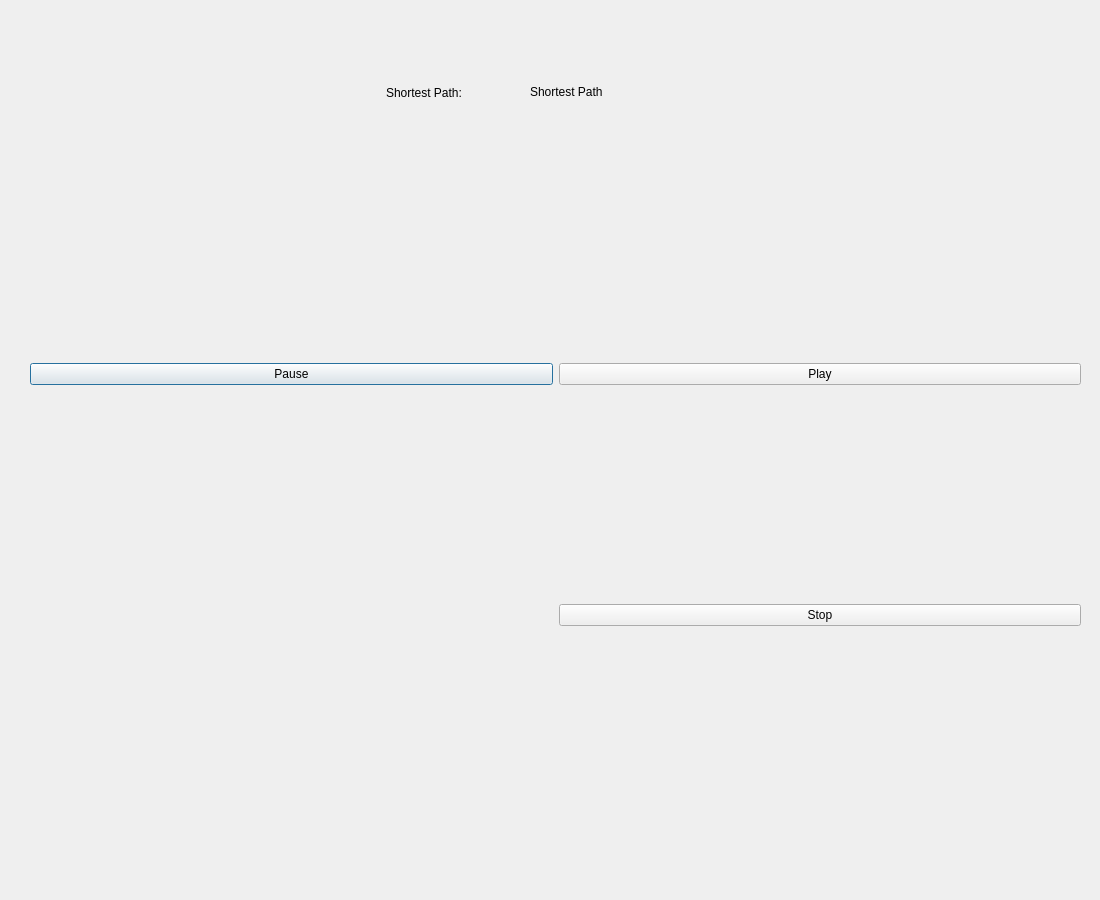
This is GUI/result.ui in Shotest-Path/Shortest-Path-Main-Repo as Qt 5 draws it before an edit. The edited form follows.
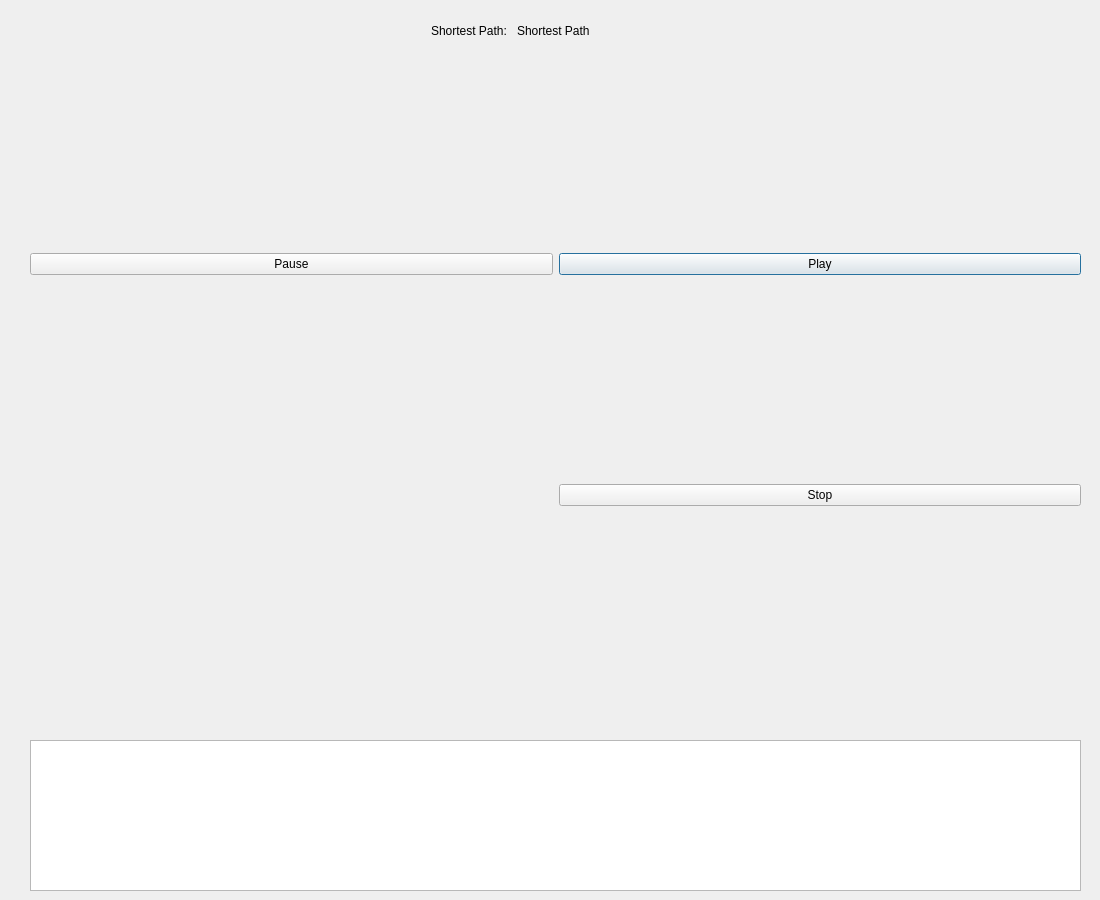
This is the edited form.

Patch:
```diff
--- a/GUI/result.ui
+++ b/GUI/result.ui
@@ -23,22 +23,12 @@
    <property name="geometry">
     <rect>
      <x>30</x>
-     <y>150</y>
+     <y>50</y>
      <width>1051</width>
      <height>691</height>
     </rect>
    </property>
    <layout class="QGridLayout" name="gridLayout_4">
-    <item row="1" column="0">
-     <widget class="QPushButton" name="pauseButton">
-      <property name="text">
-       <string>Pause</string>
-      </property>
-     </widget>
-    </item>
-    <item row="0" column="0" colspan="2">
-     <layout class="QVBoxLayout" name="verticalLayout"/>
-    </item>
     <item row="1" column="1">
      <widget class="QPushButton" name="playButton">
       <property name="text">
@@ -46,6 +36,16 @@
       </property>
      </widget>
     </item>
+    <item row="0" column="0" colspan="2">
+     <layout class="QVBoxLayout" name="verticalLayout"/>
+    </item>
+    <item row="1" column="0">
+     <widget class="QPushButton" name="pauseButton">
+      <property name="text">
+       <string>Pause</string>
+      </property>
+     </widget>
+    </item>
     <item row="3" column="1">
      <widget class="QPushButton" name="stopButton">
       <property name="text">
@@ -53,33 +53,67 @@
       </property>
      </widget>
     </item>
+    <item row="4" column="0" colspan="2">
+     <spacer name="horizontalSpacer">
+      <property name="orientation">
+       <enum>Qt::Orientation::Vertical</enum>
+      </property>
+      <property name="sizeType">
+       <enum>QSizePolicy::Policy::Fixed</enum>
+      </property>
+      <property name="sizeHint" stdset="0">
+       <size>
+        <width>10</width>
+        <height>30</height>
+       </size>
+      </property>
+     </spacer>
+    </item>
    </layout>
   </widget>
-  <widget class="QLabel" name="shortestPathResultLabel">
+  <widget class="QWidget" name="horizontalLayoutWidget">
    <property name="geometry">
     <rect>
-     <x>530</x>
-     <y>80</y>
-     <width>113</width>
-     <height>24</height>
+     <x>30</x>
+     <y>740</y>
+     <width>1051</width>
+     <height>151</height>
     </rect>
    </property>
-   <property name="text">
-    <string>Shortest Path</string>
-   </property>
-  </widget>
-  <widget class="QWidget" name="horizontalLayoutWidget_2">
+   <layout class="QHBoxLayout" name="horizontalLayout">
+    <item>
+     <widget class="QPlainTextEdit" name="pythonOutputConsole">
+      <property name="readOnly">
+       <bool>true</bool>
+      </property>
+     </widget>
+    </item>
+   </layout>
+  </widget>
+  <widget class="QWidget" name="horizontalLayoutWidget_3">
    <property name="geometry">
     <rect>
-     <x>386</x>
-     <y>80</y>
-     <width>137</width>
-     <height>26</height>
+     <x>210</x>
+     <y>10</y>
+     <width>601</width>
+     <height>41</height>
     </rect>
    </property>
+   <layout class="QHBoxLayout" name="horizontalLayout_2">
+    <item>
    <layout class="QHBoxLayout" name="horizontalLayout_4">
     <item>
-     <layout class="QHBoxLayout" name="horizontalLayout_5"/>
+       <spacer name="horizontalSpacer_3">
+        <property name="orientation">
+         <enum>Qt::Orientation::Horizontal</enum>
+        </property>
+        <property name="sizeHint" stdset="0">
+         <size>
+          <width>40</width>
+          <height>20</height>
+         </size>
+        </property>
+       </spacer>
     </item>
     <item>
      <widget class="QLabel" name="label">
@@ -87,6 +121,28 @@
        <string>Shortest Path: </string>
       </property>
      </widget>
+      </item>
+      <item>
+       <widget class="QLabel" name="shortestPathResultLabel">
+        <property name="text">
+         <string>Shortest Path</string>
+        </property>
+       </widget>
+      </item>
+      <item>
+       <spacer name="horizontalSpacer_4">
+        <property name="orientation">
+         <enum>Qt::Orientation::Horizontal</enum>
+        </property>
+        <property name="sizeHint" stdset="0">
+         <size>
+          <width>40</width>
+          <height>20</height>
+         </size>
+        </property>
+       </spacer>
+      </item>
+     </layout>
     </item>
    </layout>
   </widget>
```
Lines whose indentation alone changed are shown as unchanged.
